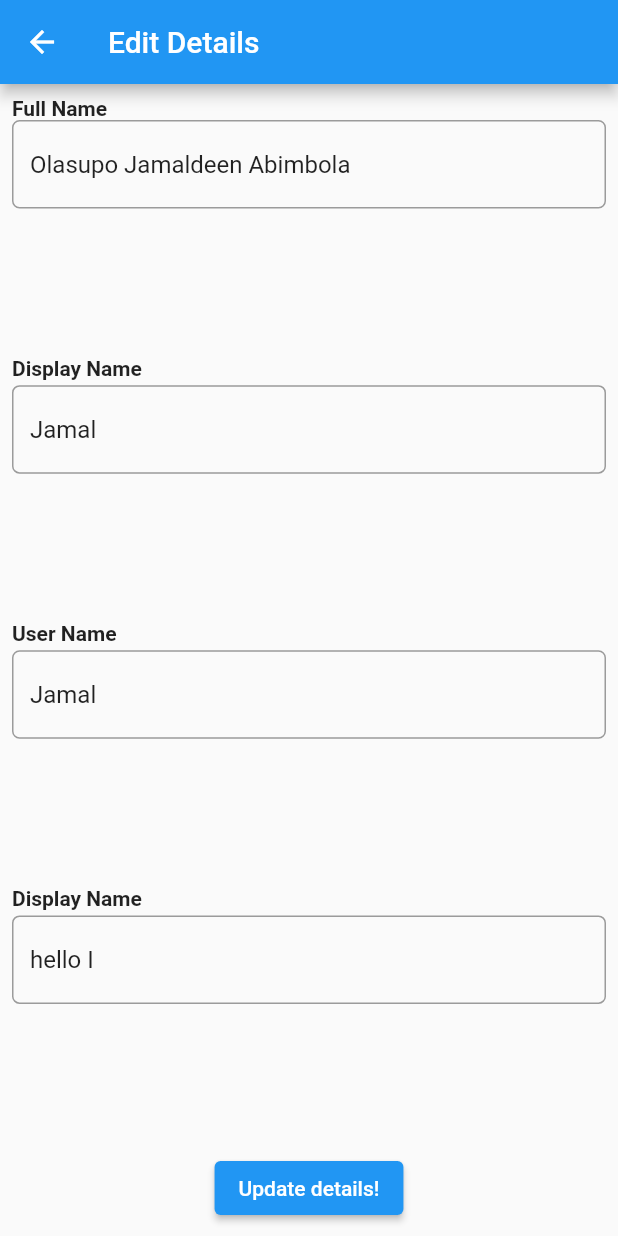
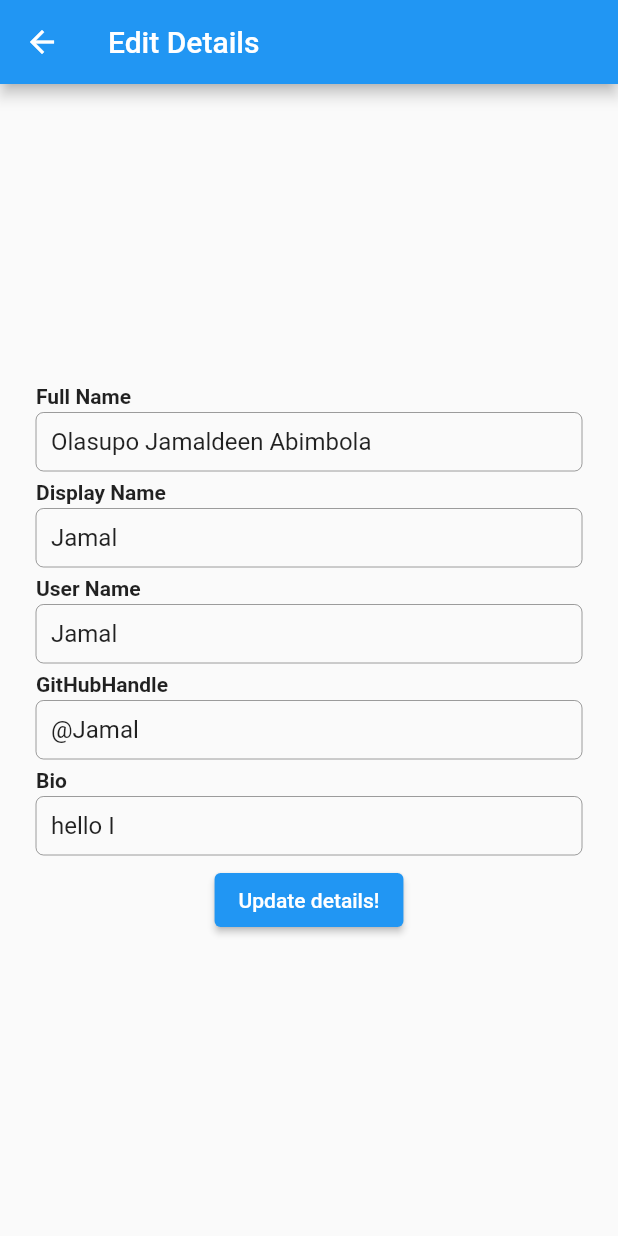
Before and after one commit to jamal-o/HNG, a Flutter app: the screen it shows after launch, after a tap on the "edit" icon, on a phone screen of 412 x 824 dp. Run offline on Flutter 3.47's test engine with Material 2 defaults, Android fonts, the phone set to English and light mode, and no system bars; our stand-ins replace webview_flutter.

Commit message:
Done! styling left

```diff
--- a/lib/edit_page.dart
+++ b/lib/edit_page.dart
@@ -15,7 +15,8 @@ class _EditPageState extends State<EditPage> {
   late final TextEditingController fullNameController,
       displayNameController,
       userNameController,
-      bioController;
+      bioController,
+      gitHubHandleController;
   late SlackDetails slackdetails = widget.slackdetails;
   late SlackDetails updatedSlackDetails;
 
@@ -37,6 +38,10 @@ class _EditPageState extends State<EditPage> {
 
     bioController = TextEditingController();
     bioController.value = TextEditingValue(text: slackdetails.bio!);
+
+    gitHubHandleController = TextEditingController();
+    gitHubHandleController.value =
+        TextEditingValue(text: slackdetails.gitHubHandle);
   }
 
   TextStyle labelText = const TextStyle(fontWeight: FontWeight.bold);
@@ -59,25 +64,27 @@ class _EditPageState extends State<EditPage> {
         title: const Text('Edit Details'),
       ),
       body: Center(
-        child: Padding(
-          padding: const EdgeInsets.all(8.0),
+        child: SingleChildScrollView(
           child: Column(
-            mainAxisAlignment: MainAxisAlignment.center,
+            children: [
+              Padding(
+                padding: const EdgeInsets.all(24.0),
+                child: Column(
                   mainAxisSize: MainAxisSize.min,
                   crossAxisAlignment: CrossAxisAlignment.start,
                   children: [
                     // fullNameWidget(),
                     Text("Full Name", style: labelText),
-              // SizedBox(
-              //   height: 3,
-              // ),
-              Expanded(
-                child: TextField(
+                    SizedBox(
+                      height: 3,
+                    ),
+                    TextField(
                       controller: fullNameController,
                       decoration: InputDecoration(
+                        isCollapsed: true,
+                        contentPadding: EdgeInsets.all(10),
                         border: OutlineInputBorder(
                           borderRadius: BorderRadius.circular(5),
-                    ),
                         ),
                       ),
                     ),
@@ -91,13 +98,13 @@ class _EditPageState extends State<EditPage> {
                     SizedBox(
                       height: 3,
                     ),
-              Expanded(
-                child: TextField(
+                    TextField(
                       controller: displayNameController,
                       decoration: InputDecoration(
+                        isCollapsed: true,
+                        contentPadding: EdgeInsets.all(10),
                         border: OutlineInputBorder(
                             borderRadius: BorderRadius.circular(5)),
-                  ),
                       ),
                     ),
 
@@ -109,13 +116,14 @@ class _EditPageState extends State<EditPage> {
                     SizedBox(
                       height: 3,
                     ),
-              Expanded(
-                child: TextField(
+
+                    TextField(
                       controller: userNameController,
                       decoration: InputDecoration(
+                        isCollapsed: true,
+                        contentPadding: EdgeInsets.all(10),
                         border: OutlineInputBorder(
                             borderRadius: BorderRadius.circular(5)),
-                  ),
                       ),
                     ),
 
@@ -123,18 +131,36 @@ class _EditPageState extends State<EditPage> {
                       height: 6,
                     ),
 
-              // bioWidget(),
-              Text("Display Name", style: labelText),
+                    Text("GitHubHandle", style: labelText),
                     SizedBox(
                       height: 3,
                     ),
-              Expanded(
-                child: TextField(
-                  controller: bioController,
+
+                    TextField(
+                      controller: gitHubHandleController,
                       decoration: InputDecoration(
+                        isCollapsed: true,
+                        contentPadding: EdgeInsets.all(10),
                         border: OutlineInputBorder(
                             borderRadius: BorderRadius.circular(5)),
                       ),
+                    ),
+
+                    SizedBox(
+                      height: 6,
+                    ),
+                    // bioWidget(),
+                    Text("Bio", style: labelText),
+                    SizedBox(
+                      height: 3,
+                    ),
+                    TextField(
+                      controller: bioController,
+                      decoration: InputDecoration(
+                        isCollapsed: true,
+                        contentPadding: EdgeInsets.all(10),
+                        border: OutlineInputBorder(
+                            borderRadius: BorderRadius.circular(5)),
                       ),
                     ),
 
@@ -143,6 +169,9 @@ class _EditPageState extends State<EditPage> {
                     ),
 
                     updateButton(context),
+                  ],
+                ),
+              ),
             ],
           ),
         ),
@@ -156,12 +185,17 @@ class _EditPageState extends State<EditPage> {
         onPressed: () {
           fullName = fullNameController.text;
           displayName = displayNameController.text;
+          bio = bioController.text;
+          userName = userNameController.text;
+          gitHubHandle = gitHubHandleController.text;
 
           // userNameController.dispose();
           // bioController.dispose();
 
           updatedSlackDetails = SlackDetails(
               fullName: fullName ?? '',
+              bio: bio ?? '',
+              displayName: displayName ?? '',
               userName: userName ?? '',
               gitHubHandle: gitHubHandle ?? '');
 
--- a/lib/home_page.dart
+++ b/lib/home_page.dart
@@ -52,19 +52,18 @@ class HomePage extends StatelessWidget {
             mainAxisAlignment: MainAxisAlignment.center,
             crossAxisAlignment: CrossAxisAlignment.center,
             children: [
+              Card(
+                  child: Padding(
+                padding: const EdgeInsets.only(top: 32, bottom: 32),
+                child: Column(
+                  children: [
                     CircleAvatar(
                       backgroundImage: AssetImage(displayPicturePath),
                       radius: 75,
                     ),
-              // Container(
-              //   decoration: BoxDecoration(
-              //     // shape: BoxShape.circle,
-              //     borderRadius: BorderRadius.circular(150),
-              //   ),
-              //   width: 150,
-              //   height: 150,
-              //   child: displayPicture,
-              // ),
+                    SizedBox(
+                      height: 20,
+                    ),
                     Padding(
                       padding: const EdgeInsets.all(8.0),
                       child: slackDetailsSection(),
@@ -75,8 +74,17 @@ class HomePage extends StatelessWidget {
                     const SizedBox(
                       height: 30,
                     ),
+                  ],
+                ),
+              )),
+              Row(
+                mainAxisAlignment: MainAxisAlignment.center,
+                children: [
                   EditButton(context),
+                  SizedBox(width: 30),
                   GitHubButton(context),
+                ],
+              ),
             ],
           ),
         ),
@@ -138,8 +146,11 @@ class HomePage extends StatelessWidget {
   }
 
   Widget EditButton(context) {
-    return IconButton(
-      icon: Icon(Icons.edit),
+    return ElevatedButton(
+      child: Icon(
+        Icons.edit,
+        //color: Colors.blue,
+      ),
       onPressed: () {
         Navigator.of(context).push(
           MaterialPageRoute(
```
Lines whose indentation alone changed are shown as unchanged.
